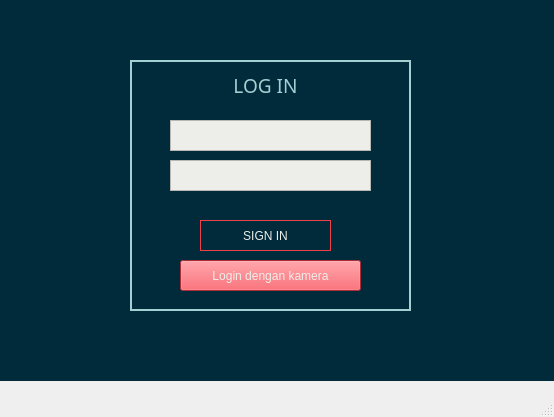
The window that Login_Page.ui (thaa15/proyekgui) describes before a commit, drawn with Qt 5.
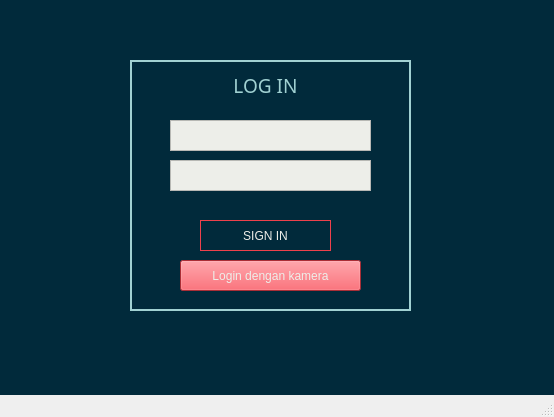
The same window after the commit.

Commit message: benerin bg login

Patch:
```diff
--- a/Login_Page.ui
+++ b/Login_Page.ui
@@ -138,7 +138,7 @@
       <x>0</x>
       <y>0</y>
       <width>561</width>
-      <height>381</height>
+      <height>421</height>
      </rect>
     </property>
     <property name="styleSheet">
```
